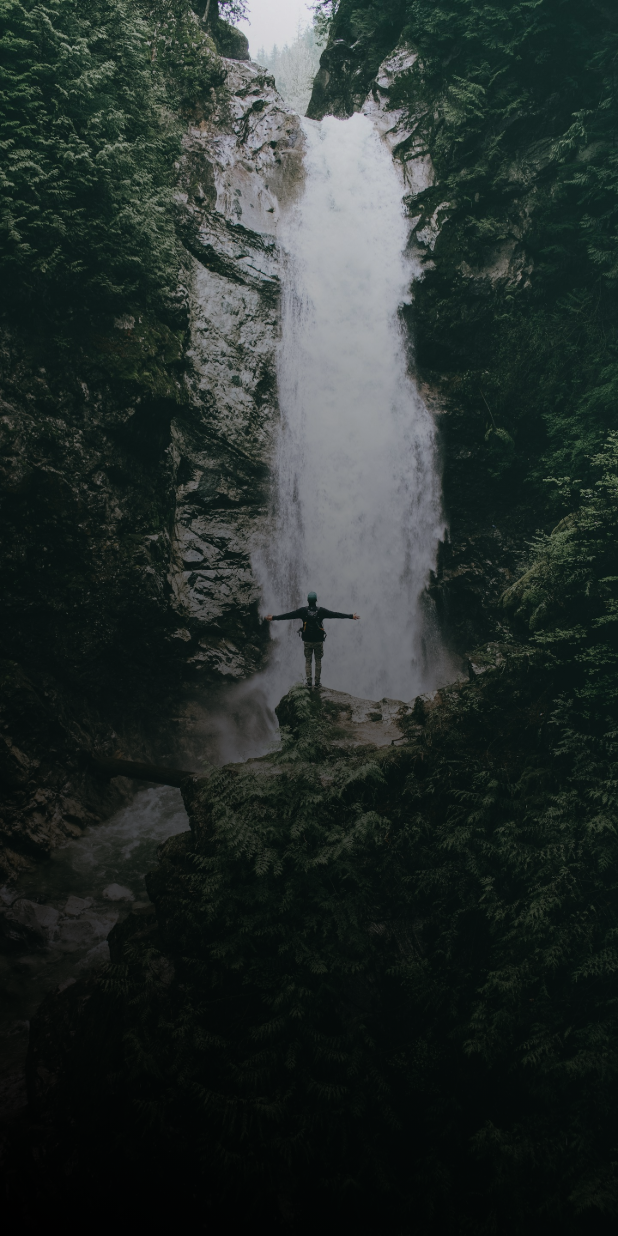
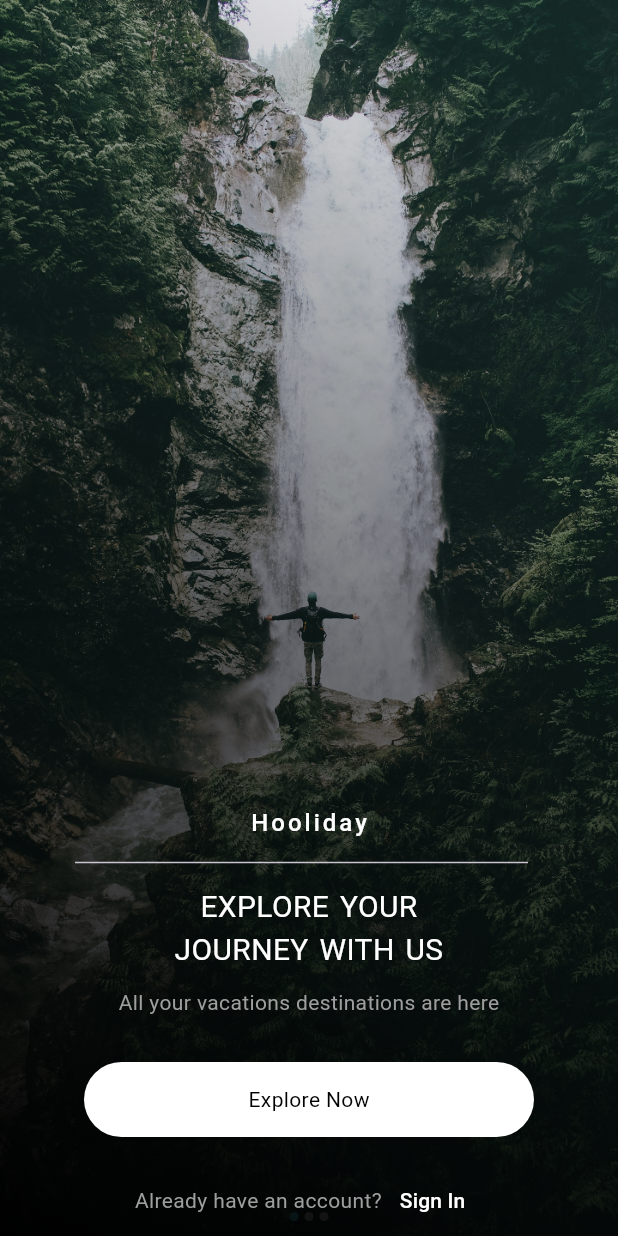
Before and after one commit to Tosin8/hooliday, a Flutter app: the screen it shows after launch, on a phone screen of 412 x 824 dp. Run offline on Flutter 3.47's test engine with Material 3 defaults, Android fonts, the phone set to English and light mode, and no system bars; drawn by our look-alikes of flutter_image_slideshow; our stand-ins replace firebase_core, font_awesome_flutter, get; missing offline and left inert: dart:ffi; accounts and stored records are empty.

Commit message:
Refactoring Code

```diff
--- a/lib/extensions/splash_screen.dart
+++ /dev/null
@@ -1,34 +0,0 @@
-import 'package:flutter/material.dart';
-
-class OnboardScreen extends StatefulWidget {
-  const OnboardScreen({super.key});
-
-  @override
-  State<OnboardScreen> createState() => _OnboardScreenState();
-}
-
-class _OnboardScreenState extends State<OnboardScreen> {
-  @override
-  Widget build(BuildContext context) {
-    return Scaffold(
-      body: Container(
-      decoration: const BoxDecoration(
-        image: DecorationImage(
-          image: AssetImage('assets/splash/2.jpg'), fit: BoxFit.cover)
-      ),
-      child: Container(
-        decoration: const BoxDecoration(
-          gradient: LinearGradient
-          (colors: [
-            Colors.black,
-            Colors.transparent,
-
-          ],
-          begin: Alignment.bottomLeft,
-          end: Alignment.topRight)
-        )
-      ),
-      ),
-    );
-  }
-}
--- a/lib/extensions/forms/login.dart
+++ b/lib/forms/login.dart
@@ -1,6 +1,6 @@
 import 'package:flutter/material.dart';
 
-import 'components/login_body.dart';
+
 
 class SignIn extends StatefulWidget {
   const SignIn({super.key});
--- a/lib/main.dart
+++ b/lib/main.dart
@@ -1,6 +1,6 @@
 import 'package:flutter/material.dart';
 import 'package:get/get.dart';
-import 'package:hooliday/extensions/splash_screen.dart';
+import 'package:hooliday/screens/onboarding/onboard_screen.dart';
 
 
 
--- /dev/null
+++ b/lib/screens/onboarding/onboard_screen.dart
@@ -0,0 +1,106 @@
+import 'package:flutter/material.dart';
+import 'package:flutter/widgets.dart';
+import 'package:flutter_image_slideshow/flutter_image_slideshow.dart';
+import 'package:hooliday/screens/onboarding/splash_button.dart';
+
+class OnboardScreen extends StatefulWidget {
+  const OnboardScreen({super.key});
+
+  @override
+  State<OnboardScreen> createState() => _OnboardScreenState();
+}
+
+class _OnboardScreenState extends State<OnboardScreen> {
+  @override
+  Widget build(BuildContext context) {
+    return Scaffold(
+      body: Stack(
+        children: [
+          ImageSlideshow(
+            autoPlayInterval: 10000,
+            isLoop: true,
+            width: double.infinity,
+            height: double.infinity,
+            initialPage: 0,
+            children: [
+              Image.asset('assets/splash/2.jpg', fit: BoxFit.cover),
+                 Image.asset('assets/splash/1.jpg', fit: BoxFit.cover),
+                    Image.asset('assets/splash/3.jpg', fit: BoxFit.cover),
+            ]),
+                   Container(
+        width: double.infinity,
+        decoration: const BoxDecoration(
+          gradient: LinearGradient
+          (colors: [
+            Colors.black,
+            Colors.transparent,
+
+          ],
+          begin: Alignment.bottomLeft,
+          end: Alignment.topRight)
+        ),
+        child:  Column(
+          mainAxisAlignment: MainAxisAlignment.end,
+          children: [
+
+            const Text('Hooliday',
+            style: TextStyle(
+              color: Colors.white,
+               fontSize: 16,
+               fontWeight: FontWeight.w500,
+               letterSpacing: 2.0,
+            ),),
+            const SizedBox(height: 10,),
+            const Divider(
+              indent: 50,
+              endIndent: 60,
+              height: 10,
+            ),
+            const SizedBox(height: 10,),
+const Text('EXPLORE YOUR \nJOURNEY WITH US',
+style: TextStyle(
+  color: Colors.white,
+  fontSize: 20,
+  wordSpacing: 2.0),
+  textAlign: TextAlign.center,
+
+  ),
+  const SizedBox(height: 10,),
+  const Text('All your vacations destinations are here', style: TextStyle(color: Colors.grey),),
+  const SizedBox(height: 30,),
+
+  // Button.
+  const OnboardButton(),
+
+  // footer.
+  const SizedBox(height: 18,),
+  Row(
+    mainAxisAlignment: MainAxisAlignment.center,
+    children: [
+
+      const Text('Already have an account?', style: TextStyle(color: Colors.grey),),
+
+      TextButton(onPressed: () {},  child: const Text('Sign In', style: TextStyle(color: Colors.white),))
+    ],
+  )
+          ],
+        ),
+      ),
+
+
+
+        ],
+      ),
+
+
+
+//       body: Container(
+//       decoration: const BoxDecoration(
+//         image: DecorationImage(
+//           image: AssetImage('assets/splash/2.jpg'), fit: BoxFit.cover)
+//       ),
+
+
+    );
+  }
+}
--- /dev/null
+++ b/lib/screens/onboarding/splash_button.dart
@@ -0,0 +1,24 @@
+import 'package:flutter/material.dart';
+
+class OnboardButton extends StatelessWidget {
+  const OnboardButton({super.key});
+
+  @override
+  Widget build(BuildContext context) {
+    return GestureDetector(
+    onTap: () {},
+    child: Container(
+      height: 50,
+      width: 300,
+      decoration: BoxDecoration(
+        color: Colors.white,
+        borderRadius: BorderRadius.circular(30)
+      ),
+    child: const Align(
+    child: Text('Explore Now',
+    style: TextStyle(color: Colors.black),),
+    ),
+    ),
+    );
+  }
+}
--- a/pubspec.yaml
+++ b/pubspec.yaml
@@ -13,6 +13,7 @@ dependencies:
   firebase_core: ^2.31.1
   flutter:
     sdk: flutter
+  flutter_image_slideshow: ^0.1.6
   font_awesome_flutter: ^10.6.0
   get: ^4.6.6
   intl: ^0.18.1
@@ -55,7 +56,6 @@ flutter:
     - assets/images/diwali_fest.jpg
     - assets/splash/
 
-
   fonts:
     - family: Fleur De Leah
       fonts:
```
Also changed, not shown: lib/extensions/forms/components/login_body.dart (deleted, +0 -253 lines), lib/extensions/forms/components/login_widget.dart (deleted, +0 -70 lines), lib/extensions/splash_button.dart (deleted, +0 -40 lines), lib/extensions/user_explore/calendar_popup.dart (renamed from lib/extensions/forms/user_explore/calendar_popup.dart), lib/extensions/user_explore/custom_calendar.dart (renamed from lib/extensions/forms/user_explore/custom_calendar.dart), lib/extensions/user_explore/filters_screen.dart (renamed from lib/extensions/forms/user_explore/filters_screen.dart), lib/extensions/user_explore/range_slider_view.dart (renamed from lib/extensions/forms/user_explore/range_slider_view.dart), lib/extensions/user_explore/slider_view.dart (renamed from lib/extensions/forms/user_explore/slider_view.dart), lib/extensions/user_explore/smooth_star_rating.dart (renamed from lib/extensions/forms/user_explore/smooth_star_rating.dart), lib/forms/forgotpass.dart (renamed from lib/extensions/forms/forgotpass.dart), lib/forms/otp.dart (added), lib/forms/signup.dart (renamed from lib/extensions/forms/signup.dart), pubspec.lock.
